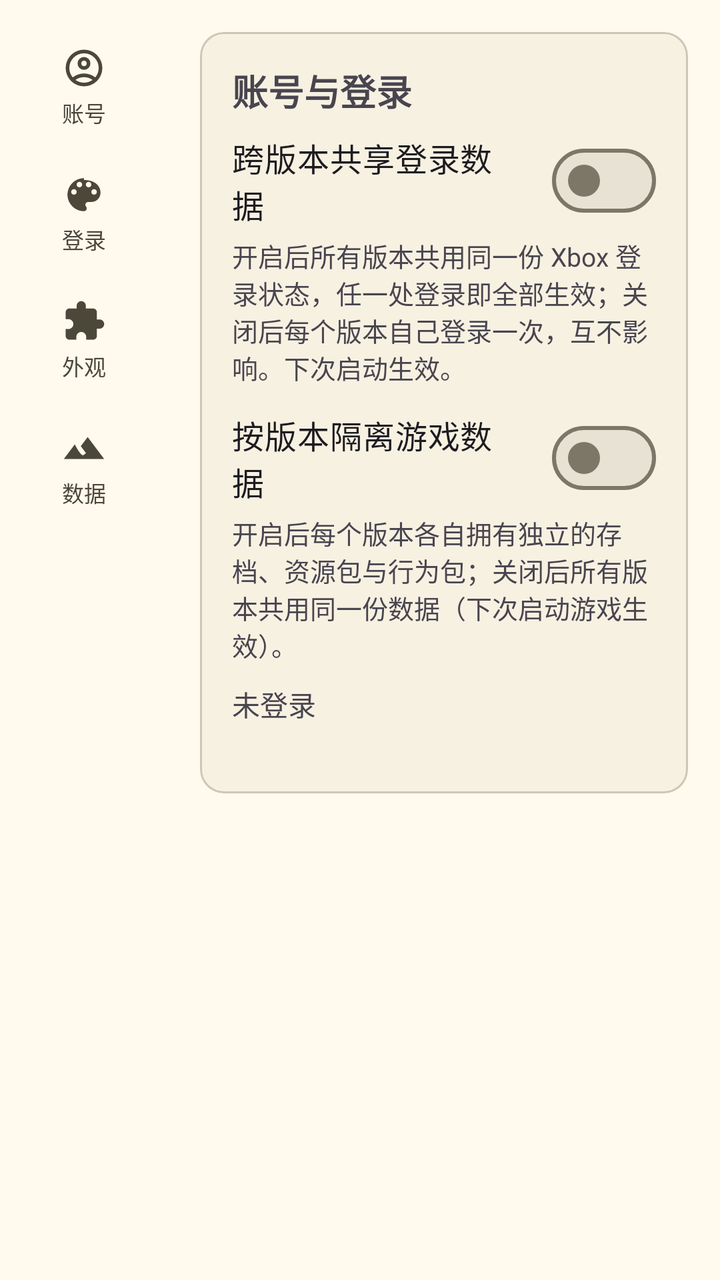
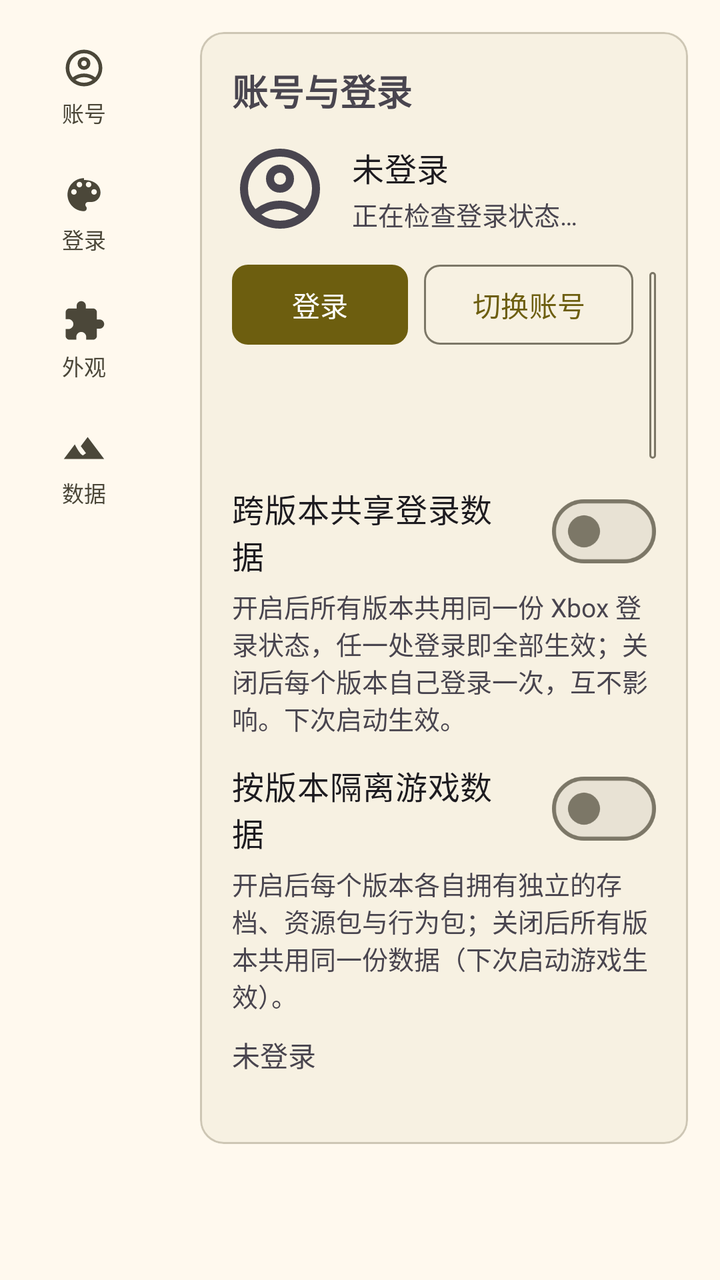

Two renders of the same Android screen: before a commit and after it. Below are the layout's source before the change and the commit's diff.
<!-- AndroidManifest.xml: application theme AppTheme -->
<!-- res/layout/fragment_setting.xml -->
<?xml version="1.0" encoding="utf-8"?>
<LinearLayout xmlns:android="http://schemas.android.com/apk/res/android"
    xmlns:app="http://schemas.android.com/apk/res-auto"
    android:layout_width="match_parent"
    android:layout_height="match_parent"
    android:background="?android:attr/colorBackground"
    android:orientation="horizontal">

    <ScrollView
        android:id="@+id/sidebar_scroll"
        android:layout_width="84dp"
        android:layout_height="match_parent"
        android:background="?android:attr/colorBackground"
        android:scrollbars="none">

        <LinearLayout
            android:id="@+id/sidebar"
            style="@style/Sidebar">

            <LinearLayout
                android:id="@+id/nav_account"
                style="@style/SidebarItem">

                <ImageView style="@style/SidebarItemIcon" android:src="@drawable/ic_account_circle" android:contentDescription="@null" />

                <TextView style="@style/SidebarItemText" android:text="@string/setting_nav_account" />
            </LinearLayout>

            <LinearLayout
                android:id="@+id/nav_login"
                style="@style/SidebarItem">

                <ImageView style="@style/SidebarItemIcon" android:src="@drawable/ic_nav_resource" android:contentDescription="@null" />

                <TextView style="@style/SidebarItemText" android:text="@string/setting_nav_login" />
            </LinearLayout>

            <LinearLayout
                android:id="@+id/nav_appearance"
                style="@style/SidebarItem">

                <ImageView style="@style/SidebarItemIcon" android:src="@drawable/ic_nav_behavior" android:contentDescription="@null" />

                <TextView style="@style/SidebarItemText" android:text="@string/setting_nav_appearance" />
            </LinearLayout>

            <LinearLayout
                android:id="@+id/nav_data"
                style="@style/SidebarItem">

                <ImageView style="@style/SidebarItemIcon" android:src="@drawable/ic_nav_world" android:contentDescription="@null" />

                <TextView style="@style/SidebarItemText" android:text="@string/setting_nav_data" />
            </LinearLayout>
        </LinearLayout>
    </ScrollView>

        <ScrollView
            android:layout_width="0dp"
            android:layout_height="match_parent"
            android:layout_weight="1"
            android:fillViewport="true">

            <LinearLayout
                android:layout_width="match_parent"
                android:layout_height="wrap_content"
                android:orientation="vertical"
                android:paddingStart="16dp"
                android:paddingTop="16dp"
                android:paddingEnd="16dp"
                android:paddingBottom="24dp">

                
                <LinearLayout
                    android:id="@+id/group_account"
                    android:layout_width="match_parent"
                    android:layout_height="wrap_content"
                    android:orientation="vertical">

                    <com.google.android.material.card.MaterialCardView
                        android:layout_width="match_parent"
                        android:layout_height="wrap_content"
                        app:cardCornerRadius="12dp"
                        app:cardElevation="1dp">

                        <LinearLayout
                            android:layout_width="match_parent"
                            android:layout_height="wrap_content"
                            android:orientation="vertical"
                            android:padding="16dp">

                            <TextView
                                android:layout_width="wrap_content"
                                android:layout_height="wrap_content"
                                android:text="@string/account_section_header"
                                android:textSize="18sp"
                                android:textStyle="bold" />

                            <com.google.android.material.materialswitch.MaterialSwitch
                                android:id="@+id/identity_share"
                                android:layout_width="match_parent"
                                android:layout_height="wrap_content"
                                android:layout_marginTop="8dp"
                                android:text="@string/account_share_toggle"
                                android:textSize="16sp" />

                            <TextView
                                android:id="@+id/identity_summary"
                                android:layout_width="match_parent"
                                android:layout_height="wrap_content"
                                android:layout_marginTop="4dp"
                                android:text="@string/identity_share_summary"
                                android:textColor="?android:attr/textColorSecondary"
                                android:textSize="13sp" />

                            <com.google.android.material.materialswitch.MaterialSwitch
                                android:id="@+id/version_isolation"
                                android:layout_width="match_parent"
                                android:layout_height="wrap_content"
                                android:layout_marginTop="12dp"
                                android:text="@string/setting_version_isolation_toggle"
                                android:textSize="16sp" />

                            <TextView
                                android:layout_width="match_parent"
                                android:layout_height="wrap_content"
                                android:layout_marginTop="4dp"
                                android:text="@string/setting_version_isolation_summary"
                                android:textColor="?android:attr/textColorSecondary"
                                android:textSize="13sp" />

                            <TextView
                                android:id="@+id/account_line"
                                android:layout_width="match_parent"
                                android:layout_height="wrap_content"
                                android:layout_marginTop="10dp"
                                android:text="@string/account_not_signed_in"
                                android:textSize="14sp" />

                            <TextView
                                android:id="@+id/identity_path"
                                android:layout_width="match_parent"
                                android:layout_height="wrap_content"
                                android:layout_marginTop="2dp"
                                android:textIsSelectable="true"
                                android:textSize="12sp"
                                android:typeface="monospace" />
                        </LinearLayout>
                    </com.google.android.material.card.MaterialCardView>
                </LinearLayout>

                
                <LinearLayout
                    android:id="@+id/group_login"
                    android:layout_width="match_parent"
                    android:layout_height="wrap_content"
                    android:orientation="vertical"
                    android:visibility="gone">

                    <com.google.android.material.card.MaterialCardView
                        android:layout_width="match_parent"
                        android:layout_height="wrap_content"
                        app:cardCornerRadius="12dp"
                        app:cardElevation="1dp">

                        <LinearLayout
                            android:layout_width="match_parent"
                            android:layout_height="wrap_content"
                            android:orientation="vertical"
                            android:padding="16dp">

                            <TextView
                                android:layout_width="wrap_content"
                                android:layout_height="wrap_content"
                                android:text="@string/account_login_method_header"
                                android:textSize="18sp"
                                android:textStyle="bold" />

                            <com.google.android.material.materialswitch.MaterialSwitch
                                android:id="@+id/login_webview"
                                android:layout_width="match_parent"
                                android:layout_height="wrap_content"
                                android:layout_marginTop="8dp"
                                android:text="@string/account_webview_toggle"
                                android:textSize="16sp" />

                            <TextView
                                android:layout_width="match_parent"
                                android:layout_height="wrap_content"
                                android:layout_marginTop="4dp"
                                android:text="@string/account_webview_summary"
                                android:textColor="?android:attr/textColorSecondary"
                                android:textSize="13sp" />
                        </LinearLayout>
                    </com.google.android.material.card.MaterialCardView>
                </LinearLayout>

                
                <LinearLayout
                    android:id="@+id/group_appearance"
                    android:layout_width="match_parent"
                    android:layout_height="wrap_content"
                    android:orientation="vertical"
                    android:visibility="gone">

                    <com.google.android.material.card.MaterialCardView
                        android:layout_width="match_parent"
                        android:layout_height="wrap_content"
                        app:cardCornerRadius="12dp"
                        app:cardElevation="1dp">

                        <LinearLayout
                            android:layout_width="match_parent"
                            android:layout_height="wrap_content"
                            android:orientation="vertical"
                            android:padding="16dp">

                            <TextView
                                android:layout_width="wrap_content"
                                android:layout_height="wrap_content"
                                android:text="@string/setting_appearance_header"
                                android:textSize="18sp"
                                android:textStyle="bold" />

                            <com.google.android.material.materialswitch.MaterialSwitch
                                android:id="@+id/auto_validate"
                                android:layout_width="match_parent"
                                android:layout_height="wrap_content"
                                android:layout_marginTop="8dp"
                                android:text="@string/setting_auto_validate_toggle"
                                android:textSize="16sp" />

                            <TextView
                                android:layout_width="match_parent"
                                android:layout_height="wrap_content"
                                android:layout_marginTop="4dp"
                                android:text="@string/setting_auto_validate_summary"
                                android:textColor="?android:attr/textColorSecondary"
                                android:textSize="13sp" />

                            <com.google.android.material.button.MaterialButton
                                android:id="@+id/clear_cache"
                                style="?attr/materialButtonOutlinedStyle"
                                android:layout_width="wrap_content"
                                android:layout_height="wrap_content"
                                android:layout_marginTop="12dp"
                                android:text="@string/setting_clear_cache_button"
                                app:cornerRadius="8dp" />
                        </LinearLayout>
                    </com.google.android.material.card.MaterialCardView>
                </LinearLayout>

                
                <LinearLayout
                    android:id="@+id/group_data"
                    android:layout_width="match_parent"
                    android:layout_height="wrap_content"
                    android:orientation="vertical"
                    android:visibility="gone">

                    <com.google.android.material.card.MaterialCardView
                        android:layout_width="match_parent"
                        android:layout_height="wrap_content"
                        app:cardCornerRadius="12dp"
                        app:cardElevation="1dp">

                        <LinearLayout
                            android:layout_width="match_parent"
                            android:layout_height="wrap_content"
                            android:orientation="vertical"
                            android:padding="16dp">

                            <TextView
                                android:layout_width="wrap_content"
                                android:layout_height="wrap_content"
                                android:text="@string/setting_install_data_header"
                                android:textSize="18sp"
                                android:textStyle="bold" />

                            <TextView
                                android:id="@+id/version_line"
                                android:layout_width="match_parent"
                                android:layout_height="wrap_content"
                                android:layout_marginTop="8dp"
                                android:text="@string/setting_version_placeholder"
                                android:textSize="14sp" />

                            <TextView
                                android:id="@+id/instance_path"
                                android:layout_width="match_parent"
                                android:layout_height="wrap_content"
                                android:layout_marginTop="2dp"
                                android:textIsSelectable="true"
                                android:textSize="12sp"
                                android:typeface="monospace" />
                        </LinearLayout>
                    </com.google.android.material.card.MaterialCardView>

                    <com.google.android.material.card.MaterialCardView
                        android:layout_width="match_parent"
                        android:layout_height="wrap_content"
                        android:layout_marginTop="12dp"
                        app:cardCornerRadius="12dp"
                        app:cardElevation="1dp">

                        <LinearLayout
                            android:layout_width="match_parent"
                            android:layout_height="wrap_content"
                            android:orientation="vertical"
                            android:padding="16dp">

                            <TextView
                                android:layout_width="wrap_content"
                                android:layout_height="wrap_content"
                                android:text="@string/setting_runtime_header"
                                android:textSize="18sp"
                                android:textStyle="bold" />

                            <TextView
                                android:id="@+id/runtime_line"
                                android:layout_width="match_parent"
                                android:layout_height="wrap_content"
                                android:layout_marginTop="8dp"
                                android:text="@string/setting_runtime_not_started"
                                android:textSize="14sp" />

                            <TextView
                                android:id="@+id/hook_line"
                                android:layout_width="match_parent"
                                android:layout_height="wrap_content"
                                android:layout_marginTop="2dp"
                                android:textColor="?android:attr/textColorSecondary"
                                android:textSize="13sp" />

                            <com.google.android.material.button.MaterialButton
                                android:id="@+id/rescan_plugins"
                                style="?attr/materialButtonOutlinedStyle"
                                android:layout_width="wrap_content"
                                android:layout_height="wrap_content"
                                android:layout_marginTop="10dp"
                                android:text="@string/setting_rescan_plugins_button"
                                app:cornerRadius="8dp" />
                        </LinearLayout>
                    </com.google.android.material.card.MaterialCardView>
                </LinearLayout>
            </LinearLayout>
        </ScrollView>
</LinearLayout>
<!-- resources referenced by this layout -->
<resources>
  <string name="account_login_method_header">登录方式</string>
  <string name="account_not_signed_in">未登录</string>
  <string name="account_section_header">账号与登录</string>
  <string name="account_share_toggle">跨版本共享登录数据</string>
  <string name="account_webview_toggle">在应用内使用 WebView 登录</string>
  <string name="setting_appearance_header">外观与启动</string>
  <string name="setting_auto_validate_summary">关闭后不再每次联网向 Xbox 校验，只按本地记录显示登录状态。</string>
  <string name="setting_auto_validate_toggle">启动前自动校验登录状态</string>
  <string name="setting_clear_cache_button">清除缓存</string>
  <string name="setting_install_data_header">安装与数据</string>
  <string name="setting_nav_account">账号</string>
  <string name="setting_nav_appearance">外观</string>
  <string name="setting_nav_data">数据</string>
  <string name="setting_nav_login">登录</string>
  <string name="setting_rescan_plugins_button">重新扫描插件</string>
  <string name="setting_runtime_header">运行时</string>
  <string name="setting_runtime_not_started">运行时未启动</string>
  <string name="setting_version_isolation_toggle">按版本隔离游戏数据</string>
  <string name="setting_version_placeholder">版本：—</string>
  <color name="md_theme_primary">#6D5E0F</color>
  <color name="md_theme_onPrimary">#FFFFFF</color>
  <color name="md_theme_primaryContainer">#F8E287</color>
  <color name="md_theme_onPrimaryContainer">#534600</color>
  <color name="md_theme_secondary">#665E40</color>
  <color name="md_theme_onSecondary">#FFFFFF</color>
  <color name="md_theme_secondaryContainer">#EEE2BC</color>
  <color name="md_theme_onSecondaryContainer">#4E472A</color>
  <color name="md_theme_tertiary">#43664E</color>
  <color name="md_theme_onTertiary">#FFFFFF</color>
  <color name="md_theme_tertiaryContainer">#C5ECCE</color>
  <color name="md_theme_onTertiaryContainer">#2C4E38</color>
  <color name="md_theme_error">#BA1A1A</color>
  <color name="md_theme_onError">#FFFFFF</color>
  <color name="md_theme_errorContainer">#FFDAD6</color>
  <color name="md_theme_onErrorContainer">#93000A</color>
  <color name="md_theme_background">#FFF9EE</color>
  <color name="md_theme_onBackground">#1E1B13</color>
  <color name="md_theme_surface">#FFF9EE</color>
  <color name="md_theme_onSurface">#1E1B13</color>
  <color name="md_theme_surfaceVariant">#EAE2D0</color>
  <color name="md_theme_onSurfaceVariant">#4B4739</color>
  <color name="md_theme_outline">#7C7767</color>
  <color name="md_theme_outlineVariant">#CDC6B4</color>
  <color name="md_theme_inverseSurface">#333027</color>
  <color name="md_theme_inverseOnSurface">#F7F0E2</color>
  <color name="md_theme_inversePrimary">#DBC66E</color>
  <color name="md_theme_primaryFixed">#F8E287</color>
  <color name="md_theme_onPrimaryFixed">#221B00</color>
  <color name="md_theme_primaryFixedDim">#DBC66E</color>
  <color name="md_theme_onPrimaryFixedVariant">#534600</color>
  <color name="md_theme_secondaryFixed">#EEE2BC</color>
  <color name="md_theme_onSecondaryFixed">#211B04</color>
  <color name="md_theme_secondaryFixedDim">#D1C6A1</color>
  <color name="md_theme_onSecondaryFixedVariant">#4E472A</color>
  <color name="md_theme_tertiaryFixed">#C5ECCE</color>
  <color name="md_theme_onTertiaryFixed">#00210F</color>
  <color name="md_theme_tertiaryFixedDim">#A9D0B3</color>
  <color name="md_theme_onTertiaryFixedVariant">#2C4E38</color>
  <color name="md_theme_surfaceDim">#E0D9CC</color>
  <color name="md_theme_surfaceBright">#FFF9EE</color>
  <color name="md_theme_surfaceContainerLowest">#FFFFFF</color>
  <color name="md_theme_surfaceContainerLow">#FAF3E5</color>
  <color name="md_theme_surfaceContainer">#F4EDDF</color>
  <color name="md_theme_surfaceContainerHigh">#EEE8DA</color>
  <color name="md_theme_surfaceContainerHighest">#E8E2D4</color>
  <!-- unchanged entries left out for length: 13 -->
</resources>

<!-- the commit's change to res/layout/fragment_setting.xml (unified diff, before → after) -->
@@ -96,11 +96,86 @@
                                 android:textSize="18sp"
                                 android:textStyle="bold" />
 
+                            
+                            <LinearLayout
+                                android:layout_width="match_parent"
+                                android:layout_height="wrap_content"
+                                android:layout_marginTop="12dp"
+                                android:gravity="center_vertical"
+                                android:orientation="horizontal">
+
+                                <ImageView
+                                    android:id="@+id/account_avatar"
+                                    android:layout_width="48dp"
+                                    android:layout_height="48dp"
+                                    android:contentDescription="@string/account_section_header"
+                                    android:src="@drawable/ic_account_circle" />
+
+                                <LinearLayout
+                                    android:layout_width="0dp"
+                                    android:layout_height="wrap_content"
+                                    android:layout_marginStart="12dp"
+                                    android:layout_weight="1"
+                                    android:orientation="vertical">
+
+                                    <TextView
+                                        android:id="@+id/account_gamertag"
+                                        android:layout_width="match_parent"
+                                        android:layout_height="wrap_content"
+                                        android:ellipsize="end"
+                                        android:maxLines="1"
+                                        android:text="@string/account_not_signed_in"
+                                        android:textAppearance="?attr/textAppearanceTitleMedium" />
+
+                                    <TextView
+                                        android:id="@+id/account_detail"
+                                        android:layout_width="match_parent"
+                                        android:layout_height="wrap_content"
+                                        android:layout_marginTop="2dp"
+                                        android:text="@string/account_checking_status"
+                                        android:textColor="?android:attr/textColorSecondary"
+                                        android:textSize="13sp" />
+                                </LinearLayout>
+                            </LinearLayout>
+
+                            
+                            <LinearLayout
+                                android:layout_width="match_parent"
+                                android:layout_height="wrap_content"
+                                android:layout_marginTop="10dp"
+                                android:orientation="horizontal">
+
+                                <com.google.android.material.button.MaterialButton
+                                    android:id="@+id/btn_account_login"
+                                    android:layout_width="wrap_content"
+                                    android:layout_height="wrap_content"
+                                    android:text="@string/account_login_button"
+                                    app:cornerRadius="8dp" />
+
+                                <com.google.android.material.button.MaterialButton
+                                    android:id="@+id/btn_account_switch"
+                                    style="?attr/materialButtonOutlinedStyle"
+                                    android:layout_width="wrap_content"
+                                    android:layout_height="wrap_content"
+                                    android:layout_marginStart="8dp"
+                                    android:text="@string/account_switch_button"
+                                    app:cornerRadius="8dp" />
+
+                                <com.google.android.material.button.MaterialButton
+                                    android:id="@+id/btn_account_signout"
+                                    style="?attr/materialButtonOutlinedStyle"
+                                    android:layout_width="wrap_content"
+                                    android:layout_height="wrap_content"
+                                    android:layout_marginStart="8dp"
+                                    android:text="@string/account_signout_button"
+                                    app:cornerRadius="8dp" />
+                            </LinearLayout>
+
                             <com.google.android.material.materialswitch.MaterialSwitch
                                 android:id="@+id/identity_share"
                                 android:layout_width="match_parent"
                                 android:layout_height="wrap_content"
-                                android:layout_marginTop="8dp"
+                                android:layout_marginTop="12dp"
                                 android:text="@string/account_share_toggle"
                                 android:textSize="16sp" />
 
<!-- resource entries referenced after the edit -->
@@ -1,9 +1,13 @@
 <!-- resources referenced by this layout -->
 <resources>
+  <string name="account_checking_status">正在检查登录状态…</string>
+  <string name="account_login_button">登录</string>
   <string name="account_login_method_header">登录方式</string>
   <string name="account_not_signed_in">未登录</string>
   <string name="account_section_header">账号与登录</string>
   <string name="account_share_toggle">跨版本共享登录数据</string>
+  <string name="account_signout_button">退出登录</string>
+  <string name="account_switch_button">切换账号</string>
   <string name="account_webview_toggle">在应用内使用 WebView 登录</string>
   <string name="setting_appearance_header">外观与启动</string>
   <string name="setting_auto_validate_summary">关闭后不再每次联网向 Xbox 校验，只按本地记录显示登录状态。</string>
